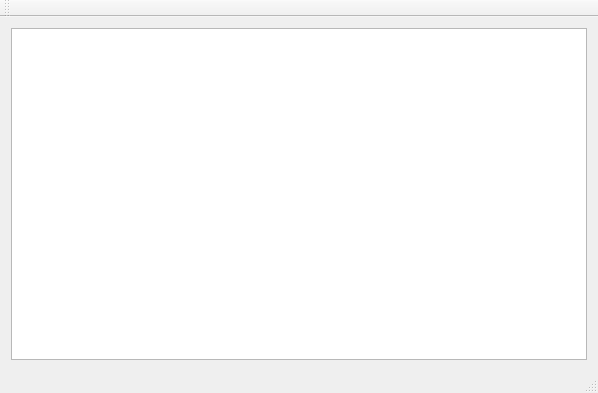
kavaliou/Sniffer, file mainwindow.ui: the form before one commit.
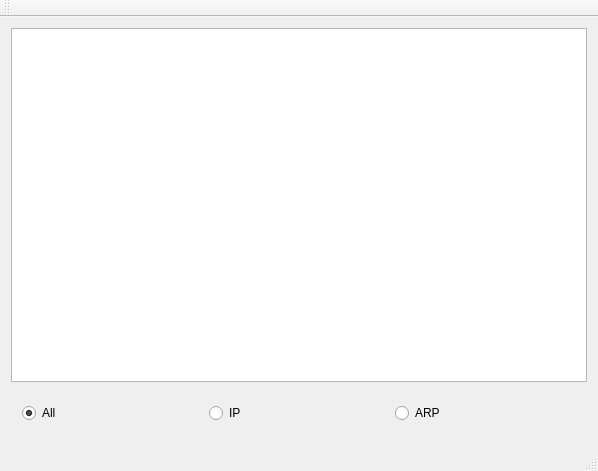
The form after the commit.

The edit to the form file:
```diff
--- a/mainwindow.ui
+++ b/mainwindow.ui
@@ -7,16 +7,59 @@
     <x>0</x>
     <y>0</y>
     <width>598</width>
-    <height>393</height>
+    <height>471</height>
    </rect>
   </property>
   <property name="windowTitle">
    <string>MainWindow</string>
   </property>
   <widget class="QWidget" name="centralWidget">
-   <layout class="QHBoxLayout" name="horizontalLayout">
+   <layout class="QVBoxLayout" name="verticalLayout">
     <item>
-     <widget class="QTableWidget" name="tableWidget"/>
+     <widget class="QTableWidget" name="tableWidget">
+      <property name="minimumSize">
+       <size>
+        <width>0</width>
+        <height>300</height>
+       </size>
+      </property>
+     </widget>
+    </item>
+    <item>
+     <widget class="QWidget" name="widget" native="true">
+      <property name="minimumSize">
+       <size>
+        <width>0</width>
+        <height>50</height>
+       </size>
+      </property>
+      <layout class="QHBoxLayout" name="horizontalLayout">
+       <item>
+        <widget class="QRadioButton" name="radioAll">
+         <property name="text">
+          <string>All</string>
+         </property>
+         <property name="checked">
+          <bool>true</bool>
+         </property>
+        </widget>
+       </item>
+       <item>
+        <widget class="QRadioButton" name="radioIP">
+         <property name="text">
+          <string>IP</string>
+         </property>
+        </widget>
+       </item>
+       <item>
+        <widget class="QRadioButton" name="radioARP">
+         <property name="text">
+          <string>ARP</string>
+         </property>
+        </widget>
+       </item>
+      </layout>
+     </widget>
     </item>
    </layout>
   </widget>
```
